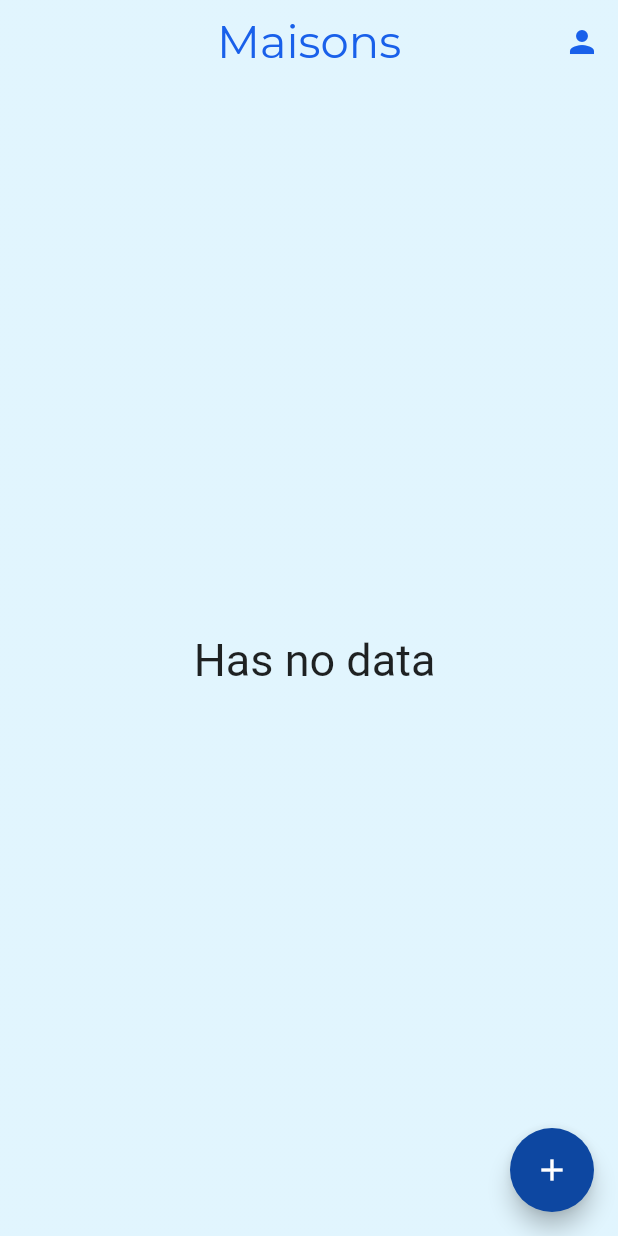
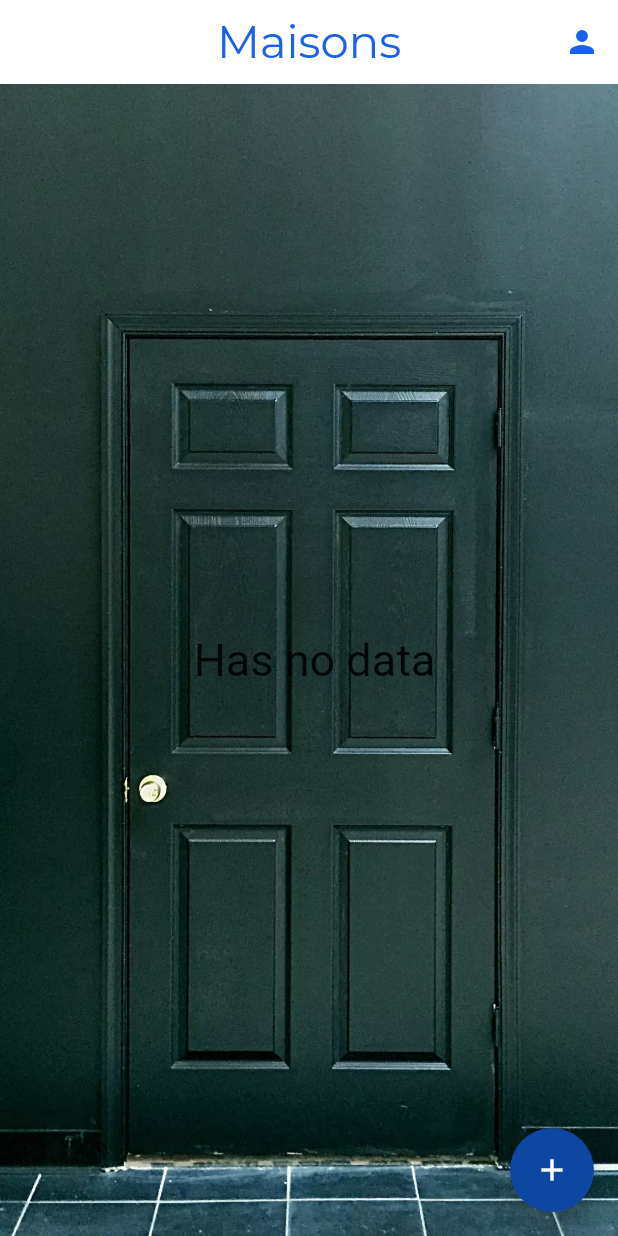
Before and after one commit to enyo10/oga, a Flutter app: the screen it shows once a user with an empty profile is signed in, on a phone screen of 412 x 824 dp. Run offline on Flutter 3.47's test engine with Material 2 defaults, Android fonts, the phone set to English and light mode, and no system bars; our stand-ins replace auto_size_text, cloud_firestore, file_picker, firebase_auth, firebase_core, firebase_storage and 5 more; missing offline and left inert: android_alarm_manager_plus, background_sms, document_scanner_flutter, flutterfire_ui, month_picker_dialog_2; accounts and stored records are empty.

Commit message:
Glass effect implementation

```diff
--- a/lib/main.dart
+++ b/lib/main.dart
@@ -3,6 +3,7 @@
 import 'package:android_alarm_manager_plus/android_alarm_manager_plus.dart';
 import 'package:flutter/material.dart';
 import 'package:firebase_core/firebase_core.dart';
+import 'package:oga/views/widgets/oga_glass_container.dart';
 import 'helper/messaging.dart';
 import 'auth/auth_gate.dart';
 import 'firebase_options.dart';
@@ -51,10 +52,14 @@
       debugShowCheckedModeBanner: false,
       title: 'Oga',
       theme: ThemeData(
-          scaffoldBackgroundColor: const Color(0xEEE1F5FE),
+          //scaffoldBackgroundColor: const Color(0xEEE1F5FE),
+        scaffoldBackgroundColor: Colors.transparent,
+
           primarySwatch: OgaColors.myLightBlue,
-          primaryColor: Colors.blue[100]),
+          primaryColor: Colors.blue[900],
+      ),
       home: const AuthGate(),
+     // home: OgaPage(),
     );
   }
 }
--- a/lib/views/screens/houses/houses.dart
+++ b/lib/views/screens/houses/houses.dart
@@ -9,6 +9,8 @@
 import 'package:oga/views/screens/data_list.dart';
 import 'package:oga/views/screens/apartements/apartments.dart';
 import 'package:oga/views/screens/houses/add_house.dart';
+import 'package:oga/views/widgets/oga_glass_container.dart';
+import 'package:oga/views/widgets/oga_list_tile.dart';
 import 'package:permission_handler/permission_handler.dart';
 
 import '../../widgets/oga_scaffold.dart';
@@ -163,7 +165,22 @@
             padding: const EdgeInsets.only(top: 30),
             child: ListView(
               children: housesList
-                  .map((house) => Card(
+                  .map((house) => OgaGlassContainer(
+                            container: OgaListTile(
+                              widget: Text(" hello"),
+                              data: house,
+                            ),
+                onTap: () {
+                  Navigator.of(context).push(
+                    MaterialPageRoute(
+                      builder: (context) => HouseScreen(
+                        house: house,
+                      ),
+                    ),
+                  );
+                },
+                          )
+                      /*Card(
                         margin: const EdgeInsets.all(8.0),
                         elevation: 8,
                         color: house.backgroundColor,
@@ -201,7 +218,8 @@
                             );
                           },
                         ),
-                      ))
+                      )*/
+                      )
                   .toList(),
             ),
           );
--- a/lib/views/widgets/oga_scaffold.dart
+++ b/lib/views/widgets/oga_scaffold.dart
@@ -1,6 +1,4 @@
 import 'package:flutter/material.dart';
-import 'package:google_fonts/google_fonts.dart';
-import 'package:oga/helper/oga_colors.dart';
 
 class OgaScaffold extends StatelessWidget {
   const OgaScaffold({
@@ -17,7 +15,7 @@
 
   @override
   Widget build(BuildContext context) {
-    return Container(
+    /* return Container(
       decoration: const BoxDecoration(
         gradient: LinearGradient(
           begin: Alignment.topCenter,
@@ -34,31 +32,37 @@
         backgroundColor: Colors.transparent,
         body: body,
       ),
-    );
-    /* return Scaffold(
-      appBar: AppBar(
+    );*/
+    return Scaffold(
+      /*appBar: AppBar(
         backgroundColor: Colors.transparent,
-      ),
-
+      ),*/
+      appBar: appBar??AppBar(backgroundColor: Colors.transparent,),
+      floatingActionButton: floatingActionButton,
       body: Stack(
         children: [
           Container(
             decoration: const BoxDecoration(
-              gradient: LinearGradient(
+              /*gradient: LinearGradient(
                 begin: Alignment.topCenter,
                 end: Alignment.bottomCenter,
                 colors: [
                   Color.fromRGBO(2, 29, 112, 1),
                   Color.fromRGBO(9, 16, 44, 1)
                 ],
+              ),*/
+              image: DecorationImage(
+                image: AssetImage(
+                  'assets/oga_porte_v.jpg',
+                ),
+                fit: BoxFit.cover,
               ),
             ),
-           // child: body,
+            // child: body,
           ),
-         body,
-
+          body,
         ],
       ),
-    );*/
+    );
   }
 }
--- a/lib/views/widgets/upload_retrieve_image.dart
+++ b/lib/views/widgets/upload_retrieve_image.dart
@@ -25,6 +25,7 @@
       title: 'Kindacode.com',
       theme: ThemeData(primarySwatch: Colors.green),
       home: const HomePage(),
+
     );
   }
 }
```
Also changed, not shown: lib/views/widgets/oga_glass_container.dart (added, +58 -0 lines), lib/views/widgets/oga_list_tile.dart (+75 -0 lines), assets/oga_porte_m.jpg (added), assets/oga_porte_v.jpg (added), lib/views/widgets/image_widget.dart (deleted), lib/views/widgets/oga_card.dart (deleted).
